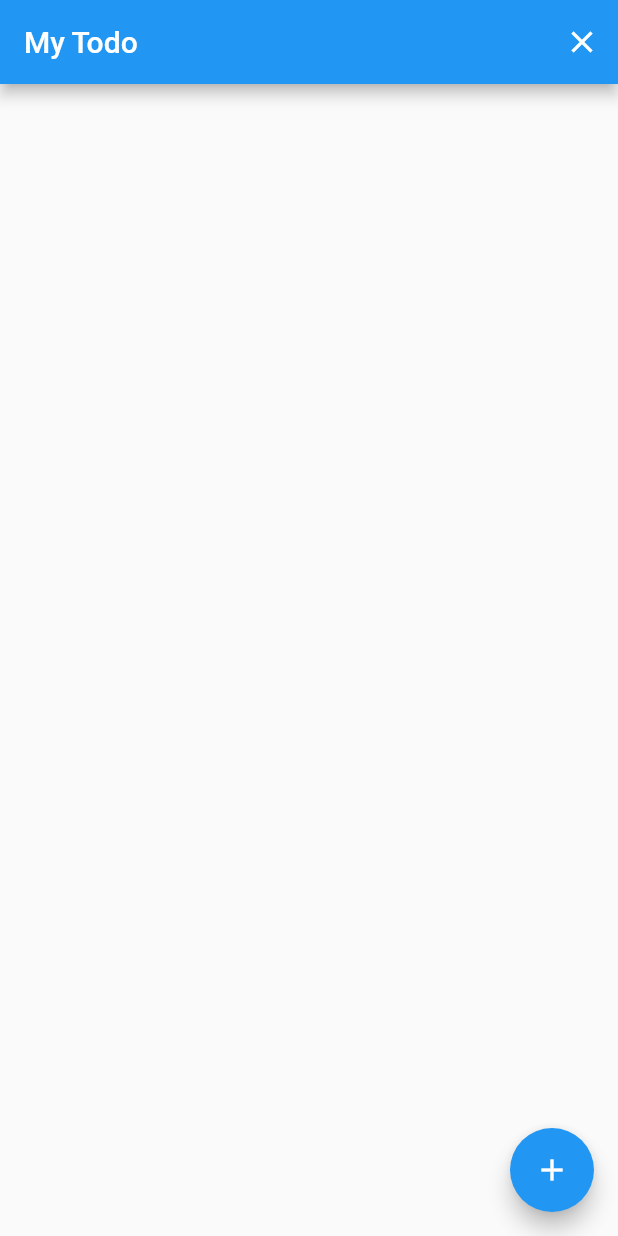
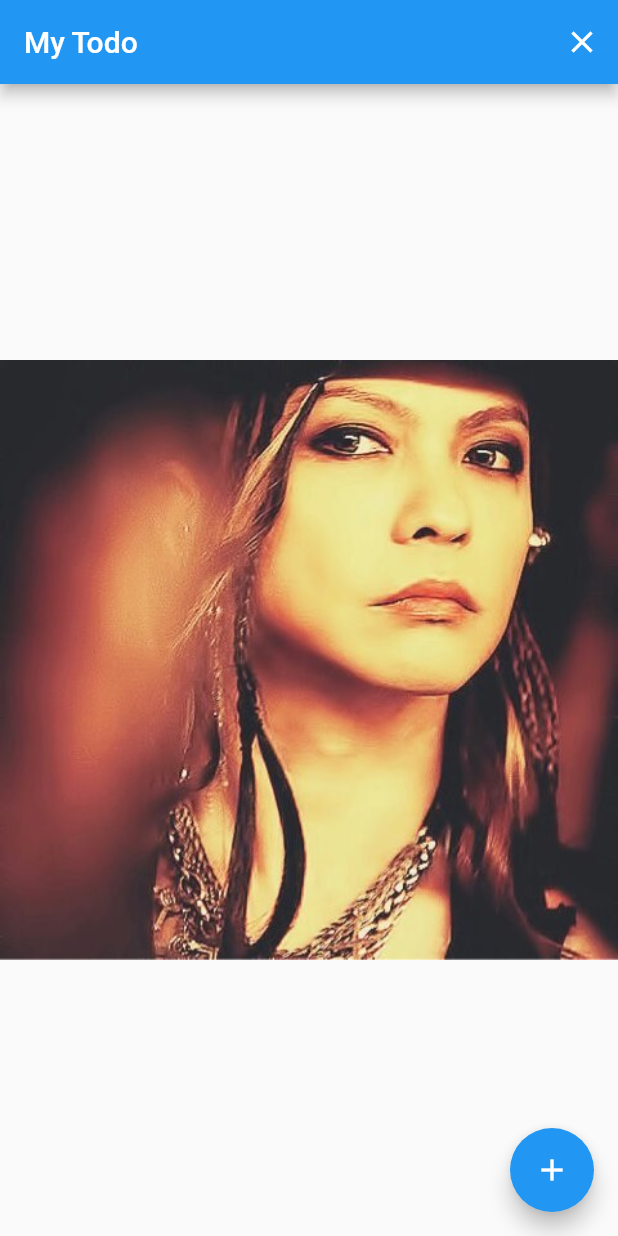
Before and after one commit to reika178/my_todo_firebase4, a Flutter app: the TodoListPage screen opened directly, on a phone screen of 412 x 824 dp. Run offline on Flutter 3.47's test engine with Material 2 defaults, Android fonts, the phone set to English and light mode, and no system bars; our stand-ins replace cloud_firestore, firebase_auth; accounts and stored records are empty.

Commit message:
画像入れる
12/13

```diff
--- a/lib/main.dart
+++ b/lib/main.dart
@@ -28,6 +28,9 @@ class Home extends StatelessWidget {
         child: Column(
           mainAxisAlignment: MainAxisAlignment.center,
           children: [
+            Image.asset(
+              'images/hyde.jpeg'
+            ) ,
             RaisedButton(
               color: Colors.blue[100],
               child: Text('SignUp'),
--- a/lib/presentation/todo_list/todo_list_page.dart
+++ b/lib/presentation/todo_list/todo_list_page.dart
@@ -28,10 +28,18 @@ class TodoListPage extends StatelessWidget {
             ),
           ],
         ),
-        body: Consumer<TodoListModel>(
+        body: Container(
+          decoration: BoxDecoration(
+            image: DecorationImage(
+              image: AssetImage('images/hyde.jpeg'),
+            ),
+          ),
+          child: Consumer<TodoListModel>(
             builder: (context, model, child) {
               final todos = model.todos;
-            final listTiles = todos.map((todo) => Dismissible(
+              final listTiles = todos
+                  .map(
+                    (todo) => Dismissible(
                       background: Container(color: Colors.red[200]),
                       key: Key(todo.documentID),
                       onDismissed: (direction) async {
@@ -43,7 +51,8 @@ class TodoListPage extends StatelessWidget {
                           onTap: () async {
                             await Navigator.push(
                               context,
-                        MaterialPageRoute(builder: (context) => AddTodoPage(
+                              MaterialPageRoute(
+                                builder: (context) => AddTodoPage(
                                   todo: todo,
                                 ),
                                 fullscreenDialog: true,
@@ -54,27 +63,30 @@ class TodoListPage extends StatelessWidget {
                         ),
                       ),
                     ),
-          ).toList();
+                  )
+                  .toList();
               return ListView(
                 children: listTiles,
               );
             },
           ),
-        floatingActionButton: Consumer<TodoListModel>(builder: (context, model, child) {
+        ),
+        floatingActionButton:
+            Consumer<TodoListModel>(builder: (context, model, child) {
           return FloatingActionButton(
             child: Icon(Icons.add),
             onPressed: () async {
               await Navigator.push(
                 context,
-                  MaterialPageRoute(builder: (context) => AddTodoPage(),
+                MaterialPageRoute(
+                  builder: (context) => AddTodoPage(),
                   fullscreenDialog: true,
                 ),
               );
               model.fetchTodos();
             },
           );
-          }
-        ),
+        }),
       ),
     );
   }
@@ -87,12 +99,12 @@ class TodoListPage extends StatelessWidget {
     try {
       await model.deleteTodo(todo);
       await model.fetchTodos();
-    } catch(e) {
+    } catch (e) {
       await _showDialog(context, e.toString());
       print(e.toString());
     }
+  }
 
-  }
   Future _showDialog(
     BuildContext context,
     String title,
--- a/pubspec.yaml
+++ b/pubspec.yaml
@@ -49,8 +49,8 @@ flutter:
   uses-material-design: true
 
   # To add assets to your application, add an assets section, like this:
-  # assets:
-  #   - images/a_dot_burr.jpeg
+  assets:
+    - images/hyde.jpeg
   #   - images/a_dot_ham.jpeg
 
   # An image asset can refer to one or more resolution-specific "variants", see
```
Also changed, not shown: images/hyde.jpeg (added). Lines whose indentation alone changed are shown as unchanged.
